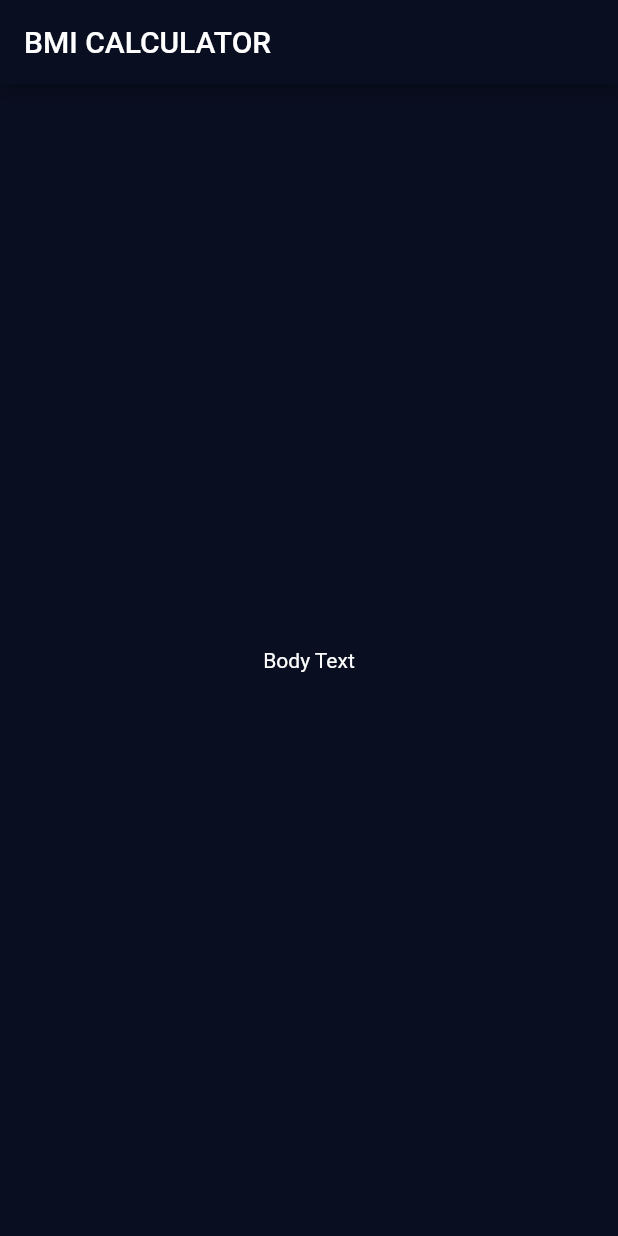
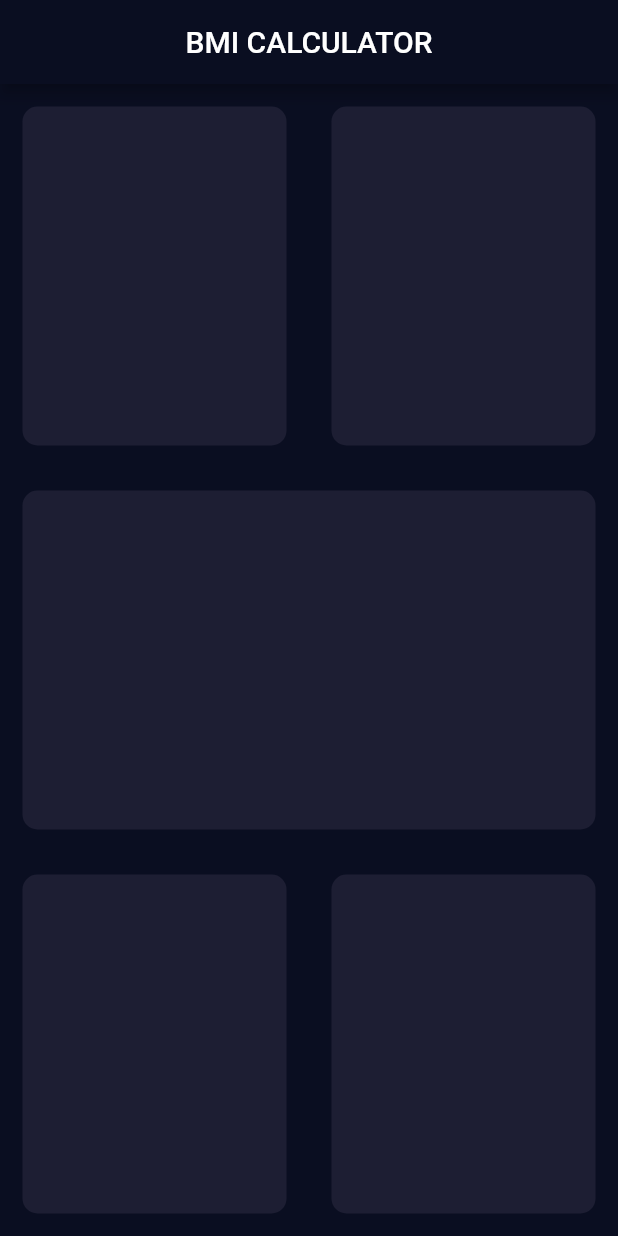
Before and after one commit to Vireakdara/bmi-calculator-flutter, a Flutter app: the screen it shows after launch, on a phone screen of 412 x 824 dp. Run offline on Flutter 3.47's test engine with Material 2 defaults, Android fonts, the phone set to English and light mode, and no system bars.

Commit message:
up-to-date

```diff
--- a/lib/input_page.dart
+++ b/lib/input_page.dart
@@ -10,11 +10,63 @@ class _InputPageState extends State<InputPage> {
   Widget build(BuildContext context) {
     return Scaffold(
       appBar: AppBar(
+        centerTitle: true,
         title: Text('BMI CALCULATOR'),
       ),
-      body: Center(
-        child: Text('Body Text'),
+      body: Column(
+        children: <Widget>[
+          Expanded(
+            child: Row(
+              children: <Widget>[
+                Expanded(
+                  child: ReusableCard(),
+                ),
+                Expanded(
+                  child: ReusableCard(),
+                ),
+              ],
+            ),
+          ),
+          Expanded(
+            child: Column(
+              children: <Widget>[
+                Expanded(
+                  child: ReusableCard(),
+                )
+              ],
+            ),
+          ),
+          Expanded(
+            child: Row(
+              children: <Widget>[
+                Expanded(
+                  child: ReusableCard(),
+                ),
+                Expanded(
+                  child: ReusableCard(),
+                ),
+              ],
+            ),
+          ),
+        ],
       ),
     );
   }
 }
+
+class ReusableCard extends StatelessWidget {
+  const ReusableCard({
+    Key key,
+  }) : super(key: key);
+
+  @override
+  Widget build(BuildContext context) {
+    return Container(
+      margin: EdgeInsets.all(15),
+      decoration: BoxDecoration(
+        color: Color(0xFF1D1E33),
+        borderRadius: BorderRadius.circular(10),
+      ),
+    );
+  }
+}
```
Also changed, not shown: 1 other file.
